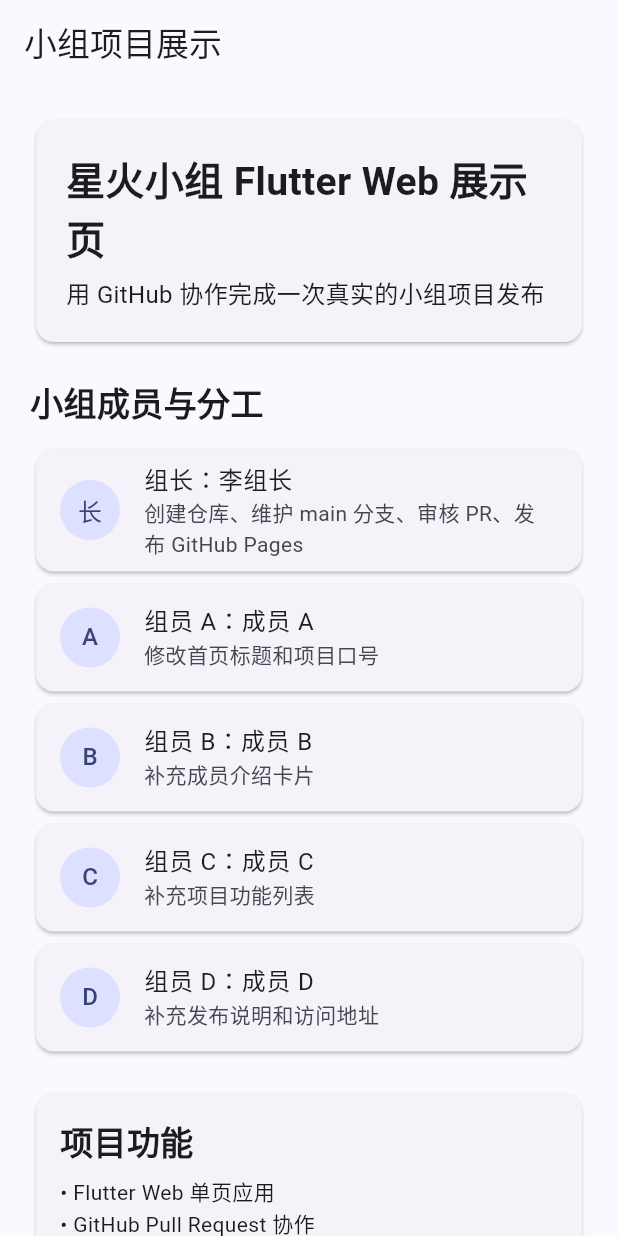
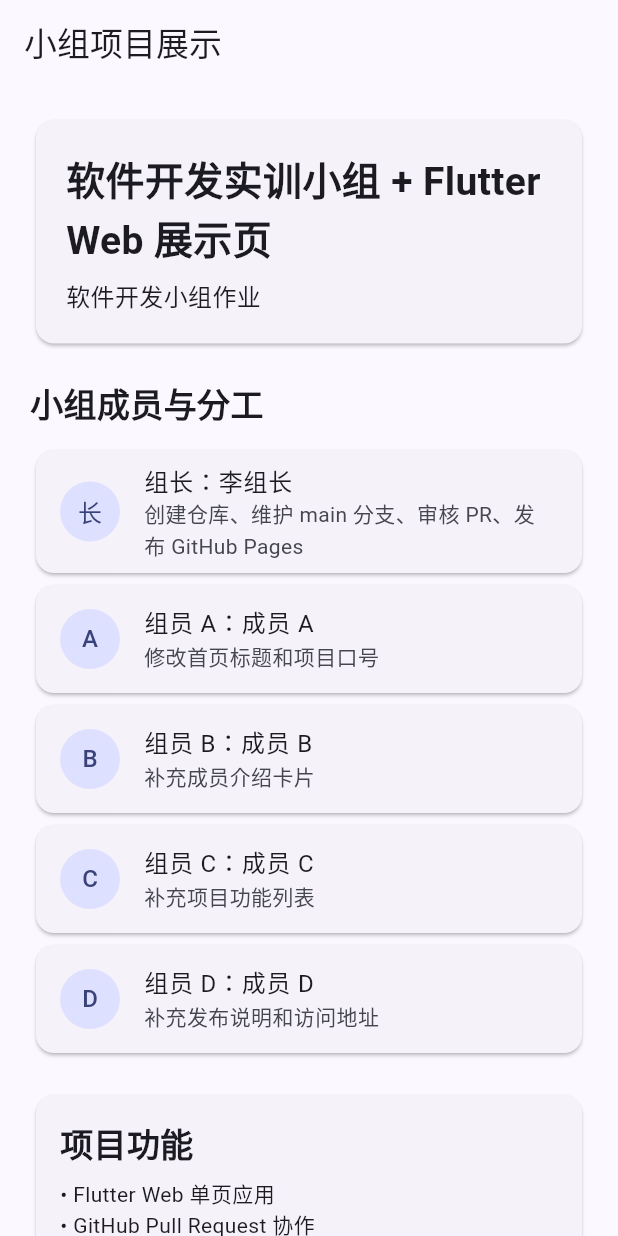
Before and after one commit to ArthurHirai-CYBER/mobile-lab-group-demo, a Flutter app: the screen it shows after launch, on a phone screen of 412 x 824 dp. Run offline on Flutter 3.47's test engine with Material 3 defaults, Android fonts, the phone set to English and light mode, and no system bars.

Commit message:
李牧凡：更新项目标题和口号

```diff
--- a/lib/main.dart
+++ b/lib/main.dart
@@ -24,8 +24,8 @@
 class TeamHomePage extends StatelessWidget {
   const TeamHomePage({super.key});
 
-  static const String projectTitle = '星火小组 Flutter Web 展示页';
-  static const String projectSlogan = '用 GitHub 协作完成一次真实的小组项目发布';
+  static const String projectTitle = '软件开发实训小组 + Flutter Web 展示页';
+  static const String projectSlogan = '软件开发小组作业';
 
   static const List<TeamMember> members = [
     TeamMember(role: '组长', name: '李组长', task: '创建仓库、维护 main 分支、审核 PR、发布 GitHub Pages'),
```
